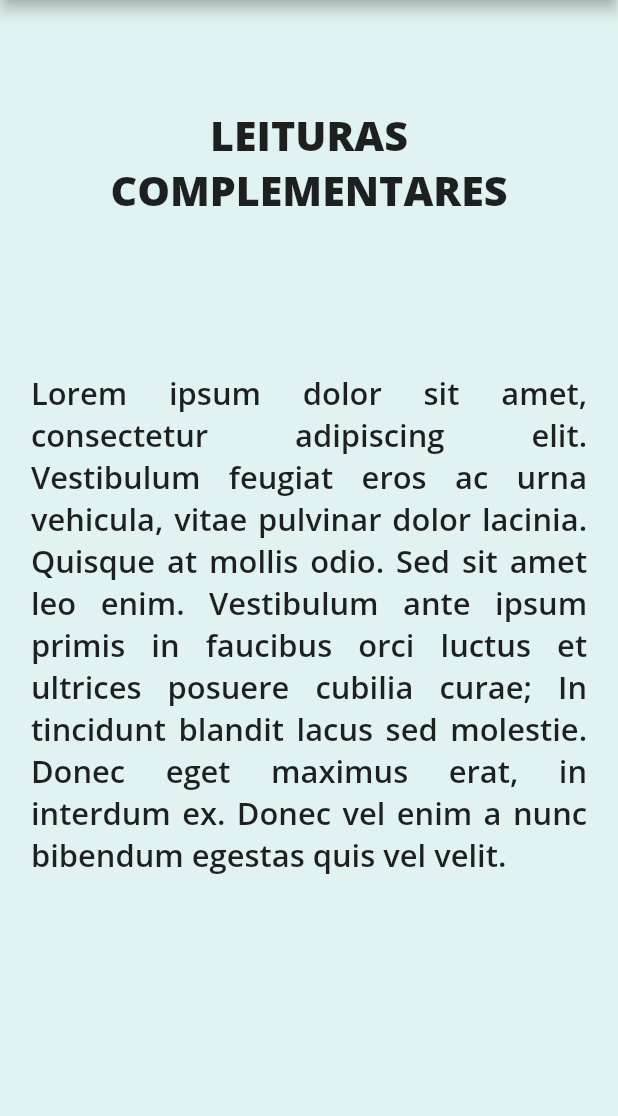
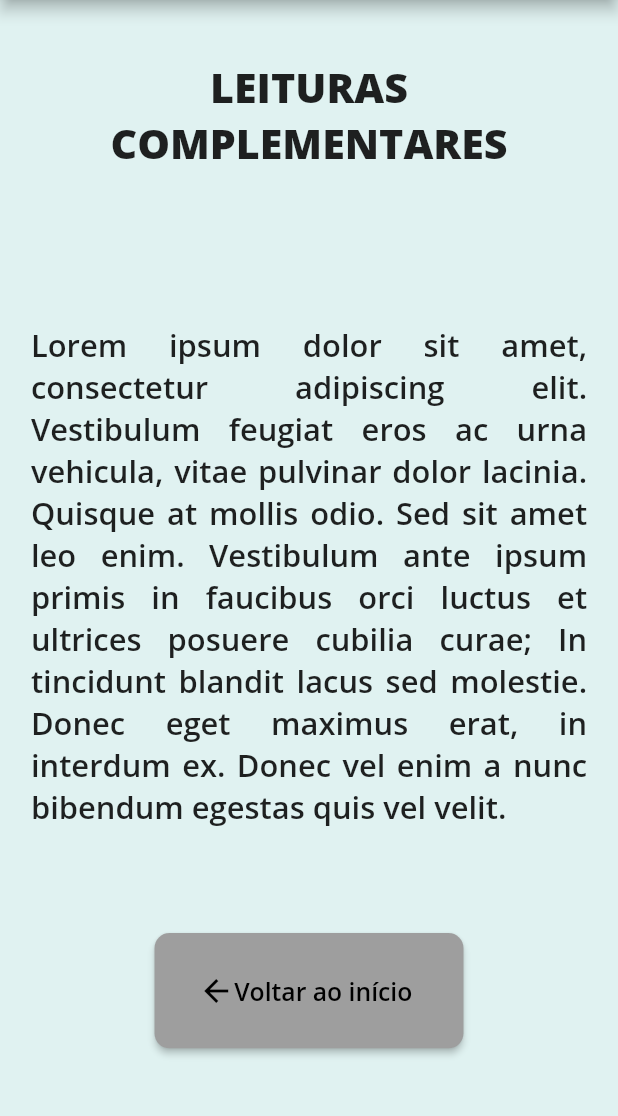
Before and after one commit to GabrielaMP00/app-bovconfort, a Flutter app: the Leituras_comp screen opened directly, on a phone screen of 412 x 824 dp, the part 84-1200 px from its top. Run offline on Flutter 3.47's test engine with Material 2 defaults, Android fonts, the phone set to English and light mode, and no system bars; our stand-ins replace auto_size_text, google_fonts, sizer.

Commit message:
voltar ao inicio

```diff
--- a/lib/leituras_comp.dart
+++ b/lib/leituras_comp.dart
@@ -35,12 +35,13 @@ class _HomeState extends State<Leituras_comp> {
         appBar: appBar,
         body: SafeArea(
             child: Column(
-                mainAxisAlignment: MainAxisAlignment.center,
+                mainAxisAlignment: MainAxisAlignment.start,
                 crossAxisAlignment: CrossAxisAlignment.center,
                 children: <Widget>[
               Container(
                 //color: Colors.blue,
                 height: screenHeight * .2,
+                alignment: Alignment.topCenter,
                 child: Center(
                   child: Text("LEITURAS\nCOMPLEMENTARES",
                     style: TextStyle(
@@ -61,7 +62,36 @@ class _HomeState extends State<Leituras_comp> {
                         fontWeight: FontWeight.w600), textAlign: TextAlign.justify),
               )),
 
-              SizedBox(height: size.height * .1),
+              Container(
+              width: size.width * .5,
+              height: screenHeight * .1,
+              child: ElevatedButton(
+                style: botaoCalcular,
+                onPressed: () {
+                  Navigator.of(context).popUntil((route) => route.isFirst);
+                },
+                child: Row(
+                  mainAxisSize: MainAxisSize.min,
+                  children: [
+                     Icon(
+                      // <-- Icon
+                      Icons.arrow_back,
+                      size: 24.0,
+                    ),
+                    Text('Voltar ao início',
+                        textAlign: TextAlign.center,
+                        style: TextStyle(
+                          fontSize: 12.sp,
+                          fontWeight: FontWeight.w600,
+                        )), // <-- Text
+                    SizedBox(
+                      width: 5,
+                    ),
+
+                  ],
+                ),
+              ),
+            ),
 
             ])));
   }
--- a/pubspec.yaml
+++ b/pubspec.yaml
@@ -78,6 +78,7 @@ flutter:
     - assets/novologo.png
     - assets/Group 7.png
     - assets/pagina.png
+    - assets/perdaleite.png
 
   fonts:
     - family: OpenSans
```
Also changed, not shown: lib/faixa1.dart (+0 -8 lines), lib/resultado_leite.dart (+18 -15 lines), assets/perdaleite.png (added).
